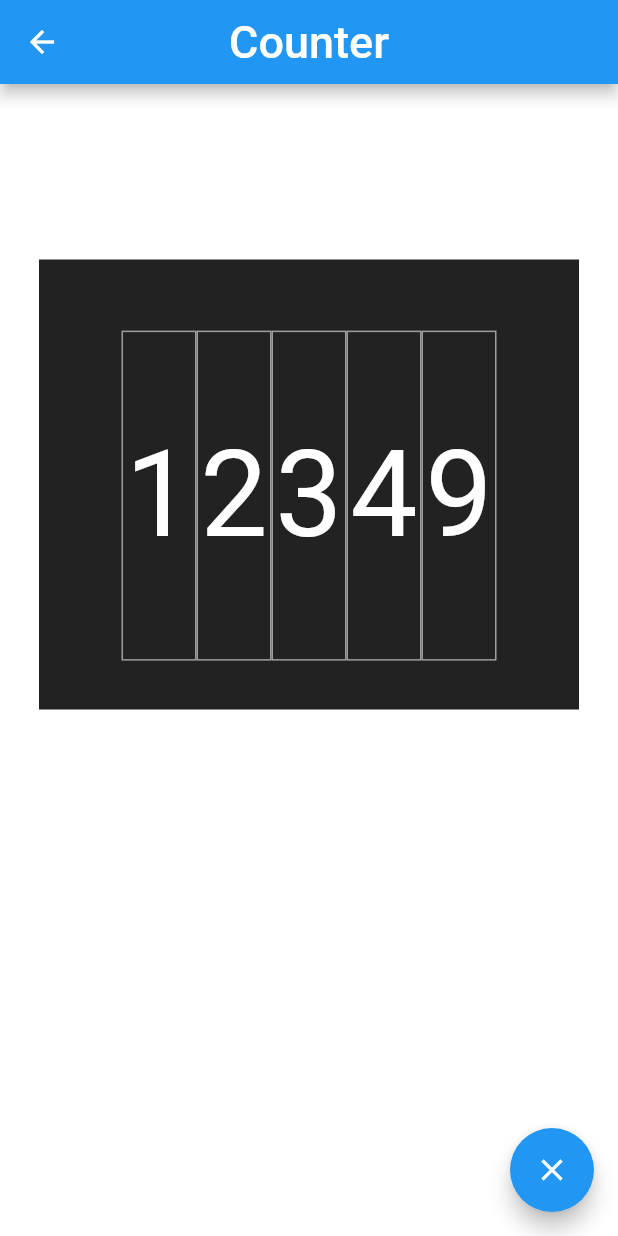
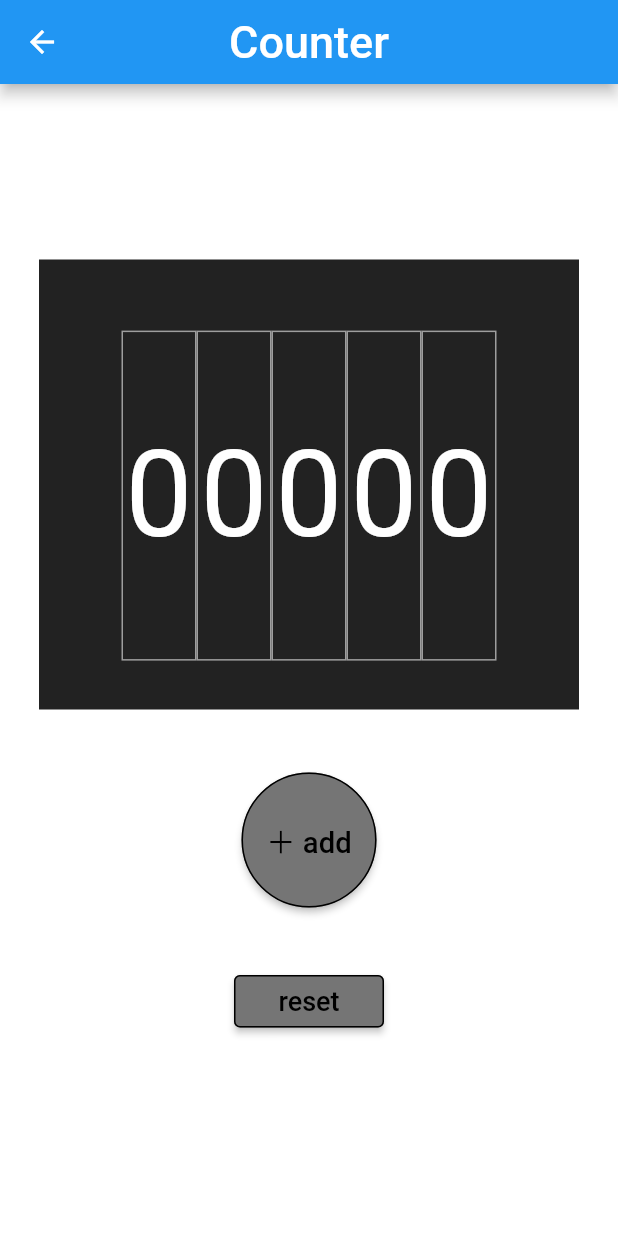
Before and after one commit to takumi-I621/takumi-I621, a Flutter app: the Counter screen opened directly, on a phone screen of 412 x 824 dp. Run offline on Flutter 3.47's test engine with Material 2 defaults, Android fonts, the phone set to English and light mode, and no system bars; our stand-ins replace table_calendar.

```diff
--- a/lib/counter.dart
+++ b/lib/counter.dart
@@ -7,7 +7,50 @@ class Counter extends StatefulWidget {
   State<Counter> createState() => _CounterState();
 }
 
+
+
 class _CounterState extends State<Counter> {
+
+  int countOne1 = 0;
+  int countTwo2 = 0;
+  int countThree3 = 0;
+  int countFour4 = 0;
+  int countFive5 = 0;
+
+  void _incrementCounter() {
+    setState(() {
+      countOne1++;
+      if (countOne1 == 10) {
+        countOne1 = 0;
+        countTwo2++;
+      }
+      if (countTwo2 == 10){
+        countTwo2 = 0;
+        countThree3++;
+      }
+      if (countThree3 == 10){
+        countThree3 = 0;
+        countFour4++;
+      }
+      if (countFour4 == 10){
+        countFour4 = 0;
+        countFive5++;
+      }
+      if (countFive5 == 10){
+        countFive5 = 0;
+      }
+    });
+  }
+  void _resetCounter(){
+    setState(() {
+      countOne1 = 0;
+      countTwo2 = 0;
+      countThree3 = 0;
+      countFour4 = 0;
+      countFive5 = 0;
+    });
+  }
+
   @override
   Widget build(BuildContext context) {
     return Scaffold(
@@ -41,9 +84,9 @@ class _CounterState extends State<Counter> {
                     alignment: const Alignment(0, -0.4),
                     child: Container(
                       alignment: Alignment.center,
-                      child: const Text(
-                        '1',
-                        style: TextStyle(
+                      child: Text(
+                        '$countFive5',
+                        style: const TextStyle(
                           fontSize: 80,
                           color: Colors.white,
                         ),
@@ -61,9 +104,9 @@ class _CounterState extends State<Counter> {
                     alignment: const Alignment(0, -0.4),
                     child: Container(
                       alignment: Alignment.center,
-                      child: const Text(
-                        '2',
-                        style: TextStyle(
+                      child: Text(
+                        '$countFour4',
+                        style: const TextStyle(
                           fontSize: 80,
                           color: Colors.white,
                         ),
@@ -81,9 +124,9 @@ class _CounterState extends State<Counter> {
                     alignment: const Alignment(0, -0.4),
                     child: Container(
                       alignment: Alignment.center,
-                      child: const Text(
-                        '3',
-                        style: TextStyle(
+                      child: Text(
+                        '$countThree3',
+                        style: const TextStyle(
                           fontSize: 80,
                           color: Colors.white,
                         ),
@@ -101,9 +144,9 @@ class _CounterState extends State<Counter> {
                     alignment: const Alignment(0, -0.4),
                     child: Container(
                       alignment: Alignment.center,
-                      child: const Text(
-                        '4',
-                        style: TextStyle(
+                      child: Text(
+                        '$countTwo2',
+                        style: const TextStyle(
                           fontSize: 80,
                           color: Colors.white,
                         ),
@@ -121,9 +164,9 @@ class _CounterState extends State<Counter> {
                     alignment: const Alignment(0, -0.4),
                     child: Container(
                       alignment: Alignment.center,
-                      child: const Text(
-                        '9',
-                        style: TextStyle(
+                      child: Text(
+                        '$countOne1',
+                        style: const TextStyle(
                           fontSize: 80,
                           color: Colors.white,
                         ),
@@ -138,16 +181,76 @@ class _CounterState extends State<Counter> {
                     ),
                   ),
                 ]
+            ),
+
+            //addボタンのサンプル
+            Column(
+              mainAxisAlignment: MainAxisAlignment.center,
+              children: <Widget>[
+                Center(
+                    child: Container(
+                      margin:const EdgeInsets.only(top: 320),
+                      width: 90,
+                      height: 90,
+                      child: ElevatedButton(
+                        child: const Text(
+                          '＋ add',
+                          style: TextStyle(
+                            color: Colors.black,
+                            fontSize: 19.5,
+                          ),
+                        ),
+                        style: ElevatedButton.styleFrom(
+                          shape: const CircleBorder(),
+                          //ボタンの背景色
+                          primary: Colors.grey[600],
+                          //ボタンの枠色
+                          side: const BorderSide(
+                            color: Colors.black,
+                          ),
+                          //押したときの色↓
+                          onPrimary: Colors.white,
+                        ),
+                        onPressed: (_incrementCounter),
+                      ),
+                    ),
+                ),
+                  //alignment: Alignment.center,
+                const Padding(padding: EdgeInsets.symmetric(vertical: 20, horizontal: 5),),
+                Center(
+                    child: Container(
+                      margin:const EdgeInsets.only(top: 5),
+                      width: 100,
+                      height: 35,
+                      child: ElevatedButton(
+                        child: const Text(
+                          'reset',
+                          style: TextStyle(
+                            color: Colors.black,
+                            fontSize: 18,
+                          ),
+                        ),
+
+                        style: ElevatedButton.styleFrom(
+                          //ボタンの背景色
+                          primary: Colors.grey[600],
+                          //ボタンの枠色
+                          side: const BorderSide(
+                            color: Colors.black,
+                          ),
+                          //押したときの色↓
+                          onPrimary: Colors.white,
+                        ),
+                        onPressed: (_resetCounter),
+                      ),
+                    )
+                  //alignment: Alignment.center,
+
+                ),
+              ],
             )
-
           ],
         ),
-        floatingActionButton: FloatingActionButton(
-          child: const Icon(Icons.close),
-          onPressed: () {
-            //SystemNavigator.pop();
-          },
-        )
-    );
+      );
   }
 }
--- a/pubspec.yaml
+++ b/pubspec.yaml
@@ -18,7 +18,7 @@ publish_to: 'none' # Remove this line if you wish to publish to pub.dev
 version: 1.0.0+1
 
 environment:
-  sdk: ">=2.16.1 <3.0.0"
+  sdk: ">=2.12.3 <3.0.0"
 
 # Dependencies specify other packages that your package needs in order to work.
 # To automatically upgrade your package dependencies to the latest versions
@@ -29,6 +29,10 @@ environment:
 dependencies:
   flutter:
     sdk: flutter
+
+  #カレンダープラグインの追加
+  table_calendar: ^3.0.0
+  intl: ^0.17.0
 
 
   # The following adds the Cupertino Icons font to your application.
```
Also changed, not shown: lib/Calendar.dart (added, +50 -0 lines), lib/main.dart (+10 -11 lines), lib/next_page.dart (deleted, +0 -80 lines), pubspec.lock.
